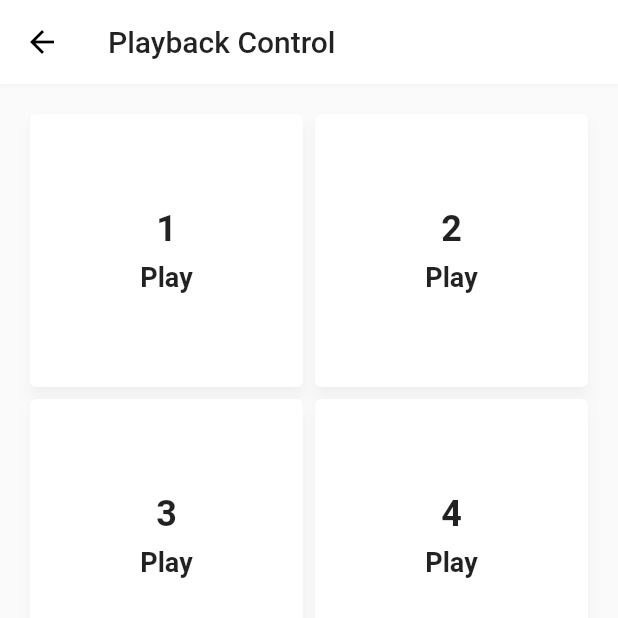
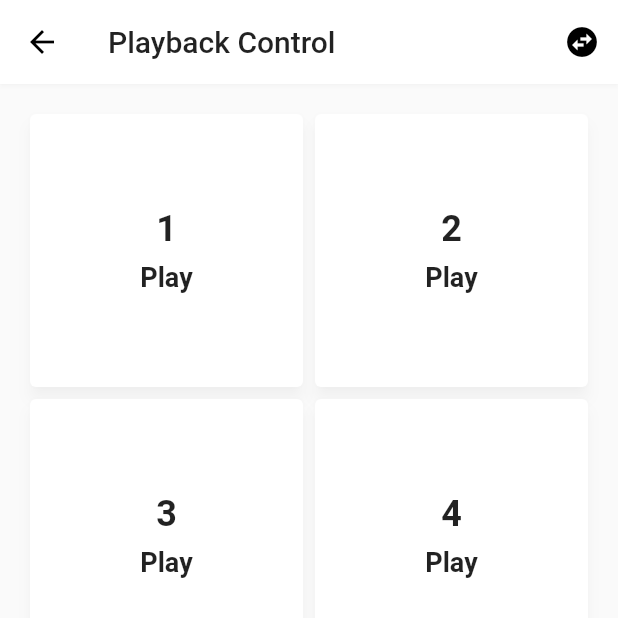
Before and after one commit to raysummee/blink-app, a Flutter app: the PlaybackControllerPage screen opened directly, on a phone screen of 412 x 824 dp, the top half of it. Run offline on Flutter 3.47's test engine with Material 2 defaults, Android fonts, the phone set to English and light mode, and no system bars; our stand-ins replace fluttericon, objectbox; missing offline and left inert: qr_code_scanner; generated files the repository leaves out were written again.

Commit message:
added action button for switching custom control

```diff
--- a/lib/screens/playbackControllerPage.dart
+++ b/lib/screens/playbackControllerPage.dart
@@ -15,6 +15,10 @@ class PlaybackControllerPage extends StatelessWidget {
         title: Text(
           "Playback Control"
         ),
+
+        actions: [
+          IconButton(onPressed: (){}, icon: Icon(Icons.swap_horizontal_circle_sharp))
+        ],
       ),
       body: Column(
         children: [
```
